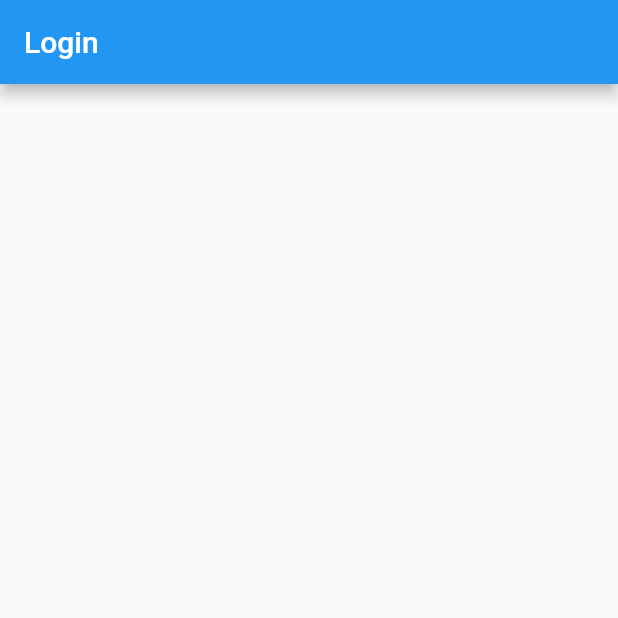
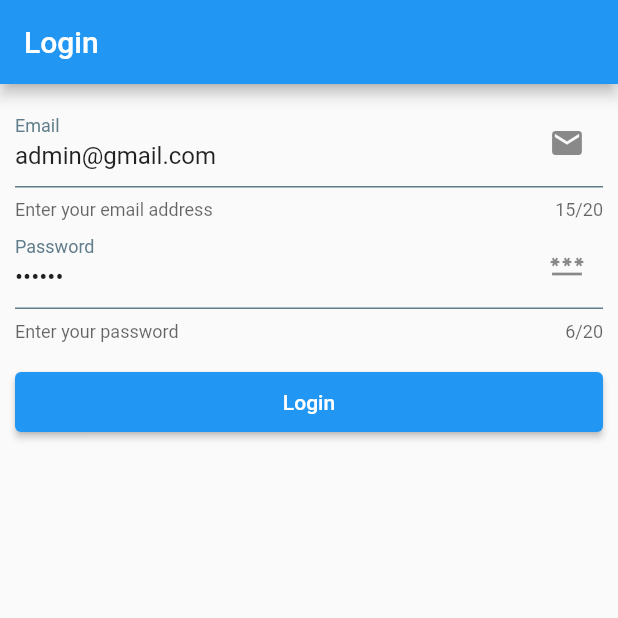
Before and after one commit to lypsisrudiansyah/flutter_navigation1, a Flutter app: the screen it shows after launch, on a phone screen of 412 x 824 dp, the top half of it. Run offline on Flutter 3.47's test engine with Material 2 defaults, Android fonts, the phone set to English and light mode, and no system bars.

```diff
--- a/lib/module/login/view/login_view.dart
+++ b/lib/module/login/view/login_view.dart
@@ -1,7 +1,5 @@
-
 import 'package:flutter/material.dart';
 import 'package:flutter_navigation1/core.dart';
-import '../controller/login_controller.dart';
 
 class LoginView extends StatefulWidget {
   const LoginView({Key? key}) : super(key: key);
@@ -18,7 +16,68 @@ class LoginView extends StatefulWidget {
         child: Container(
           padding: const EdgeInsets.all(10.0),
           child: Column(
-            children: const [],
+            children: [
+              TextFormField(
+                initialValue: 'admin@gmail.com',
+                maxLength: 20,
+                decoration: const InputDecoration(
+                  labelText: 'Email',
+                  labelStyle: TextStyle(
+                    color: Colors.blueGrey,
+                  ),
+                  suffixIcon: Icon(
+                    Icons.email,
+                  ),
+                  enabledBorder: UnderlineInputBorder(
+                    borderSide: BorderSide(
+                      color: Colors.blueGrey,
+                    ),
+                  ),
+                  helperText: 'Enter your email address',
+                ),
+                onChanged: (value) {},
+              ),
+              TextFormField(
+                initialValue: '123456',
+                maxLength: 20,
+                obscureText: true,
+                decoration: const InputDecoration(
+                  labelText: 'Password',
+                  labelStyle: TextStyle(
+                    color: Colors.blueGrey,
+                  ),
+                  suffixIcon: Icon(
+                    Icons.password,
+                  ),
+                  enabledBorder: UnderlineInputBorder(
+                    borderSide: BorderSide(
+                      color: Colors.blueGrey,
+                    ),
+                  ),
+                  helperText: 'Enter your password',
+                ),
+                onChanged: (value) {},
+              ),
+              const SizedBox(height: 20),
+              SizedBox(
+                width: MediaQuery.of(context).size.width,
+                height: 40,
+                child: ElevatedButton(
+                  onPressed: () {
+                    Navigator.push(
+                      context,
+                      MaterialPageRoute(builder: (context) => const DashboardView()),
+                    );
+
+                    /* Navigator.pushReplacement(
+                      context,
+                      MaterialPageRoute(builder: (context) => const DashboardView()),
+                    ); */
+                  },
+                  child: const Text("Login"),
+                ),
+              ),
+            ],
           ),
         ),
       ),
```
Also changed, not shown: lib/module/dashboard/view/dashboard_view.dart (+12 -2 lines). Lines whose indentation alone changed are shown as unchanged.
